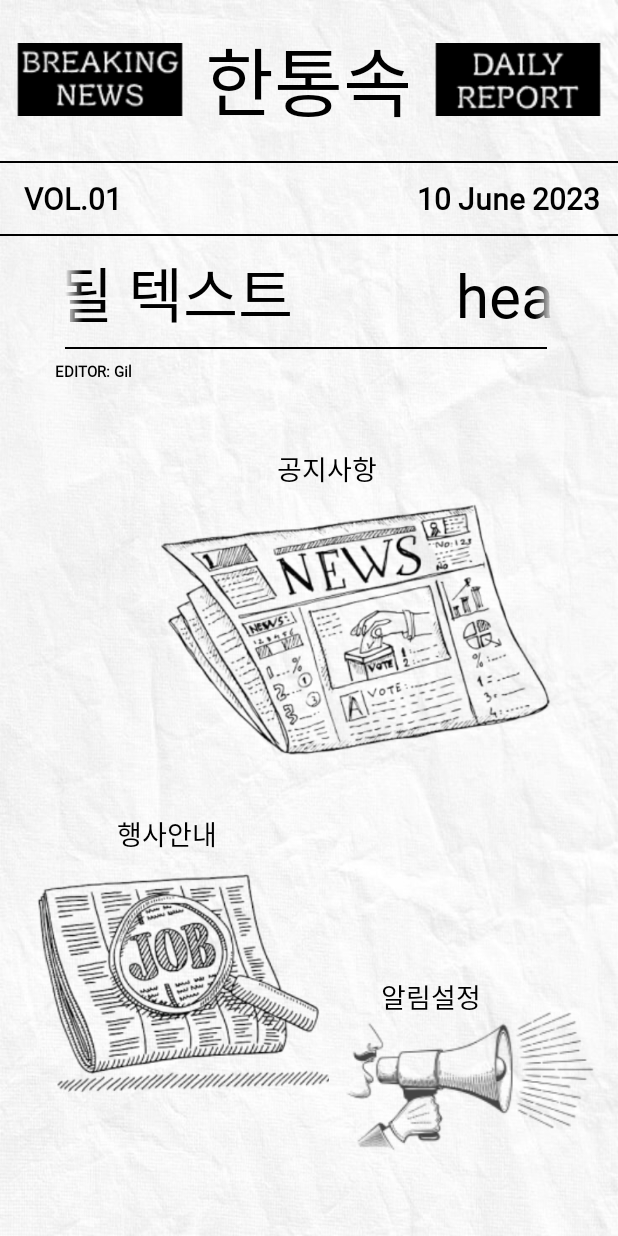
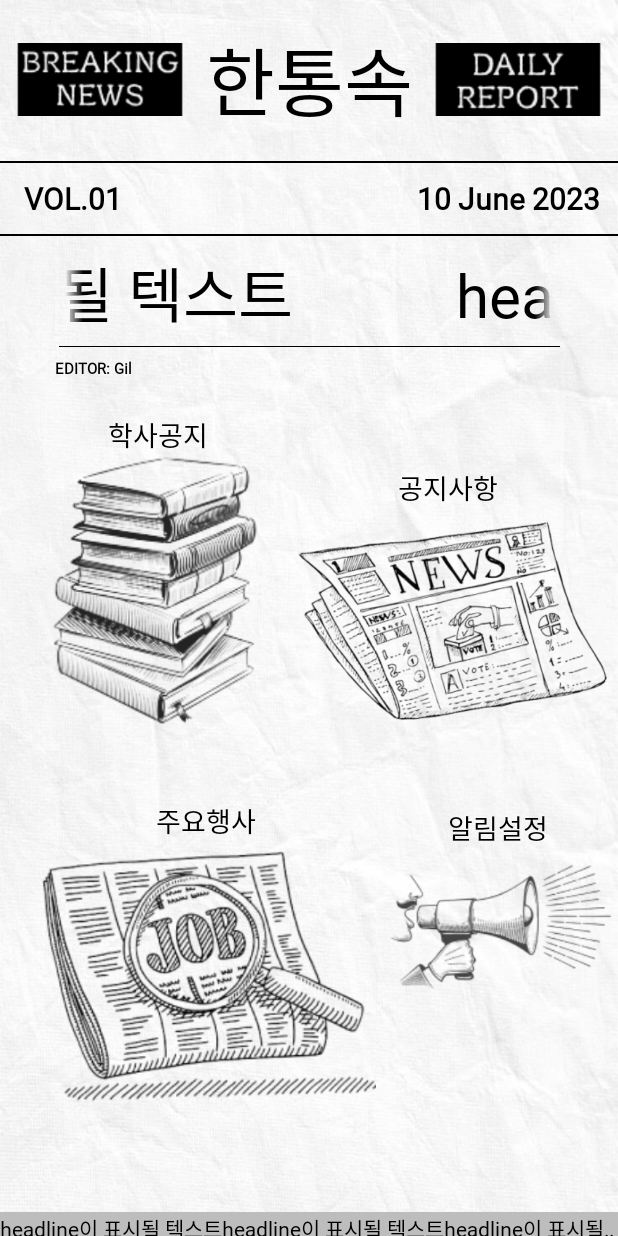
Before and after one commit to giljihun/HanTongSok, an Android app: the screen it shows after launch (MainActivity before the commit, MainPage after it), on a phone screen of 412 x 824 dp. Run offline under Robolectric (Android 15) with nearby library versions, the phone set to English and light mode, and no system bars.

Commit message:
**** 2023.06.10.(SAT). **** 레이아웃 99% feautre - 기본적 페이지 이동, 크롤링 구현중, 이미지 눌림 효과 추가.

```diff
--- a/app/build.gradle
+++ b/app/build.gradle
@@ -29,7 +29,9 @@ android {
 }
 
 dependencies {
-
+    implementation 'androidx.recyclerview:recyclerview:1.2.1'
+    implementation 'org.jetbrains.kotlinx:kotlinx-coroutines-android:1.5.1'
+    implementation 'org.jsoup:jsoup:1.14.3'
     implementation 'androidx.appcompat:appcompat:1.6.1'
     implementation 'com.google.android.material:material:1.9.0'
     implementation 'androidx.constraintlayout:constraintlayout:2.1.4'
--- a/app/src/main/java/com/example/hantongsok/MainActivity.java
+++ /dev/null
@@ -1,46 +0,0 @@
-package com.example.hantongsok;
-
-import androidx.appcompat.app.AppCompatActivity;
-
-import android.animation.Animator;
-import android.animation.AnimatorListenerAdapter;
-import android.animation.ObjectAnimator;
-import android.animation.ValueAnimator;
-import android.os.Bundle;
-import android.util.DisplayMetrics;
-import android.view.View;
-import android.view.animation.Animation;
-import android.view.animation.AnimationUtils;
-import android.view.animation.LinearInterpolator;
-import android.widget.ImageView;
-import android.widget.TextView;
-
-import org.w3c.dom.Text;
-
-import java.text.SimpleDateFormat;
-import java.util.Date;
-import java.util.Locale;
-
-public class MainActivity extends AppCompatActivity {
-
-    @Override
-    protected void onCreate(Bundle savedInstanceState) {
-        super.onCreate(savedInstanceState);
-        setContentView(R.layout.activity_main);
-
-        // 날짜 표시 기능
-        {
-            TextView textDate = findViewById(R.id.text_date);
-            SimpleDateFormat dateFormat = new SimpleDateFormat("d MMMM yyyy", Locale.getDefault());
-            String currentDate = dateFormat.format(new Date());
-            textDate.setText(currentDate);
-        }
-        // marquee
-        {
-            TextView headline = (TextView) findViewById(R.id.headline);
-            headline.setSelected(true);
-        }
-
-
-    }
-}
--- /dev/null
+++ b/app/src/main/java/com/example/hantongsok/MainPage.java
@@ -0,0 +1,156 @@
+package com.example.hantongsok;
+
+import androidx.appcompat.app.AppCompatActivity;
+
+import android.content.Intent;
+import android.graphics.Color;
+import android.graphics.PorterDuff;
+import android.os.Bundle;
+import android.os.Handler;
+import android.view.View;
+import android.view.animation.Animation;
+import android.view.animation.AnimationUtils;
+import android.widget.ImageView;
+import android.widget.TextView;
+
+import java.text.SimpleDateFormat;
+import java.util.Date;
+import java.util.Locale;
+
+public class MainPage extends AppCompatActivity {
+
+    @Override
+    protected void onCreate(Bundle savedInstanceState) {
+        super.onCreate(savedInstanceState);
+        setContentView(R.layout.activity_main);
+
+        // 날짜 표시 기능
+        {
+            TextView textDate = findViewById(R.id.text_date);
+            SimpleDateFormat dateFormat = new SimpleDateFormat("d MMMM yyyy", Locale.getDefault());
+            String currentDate = dateFormat.format(new Date());
+            textDate.setText(currentDate);
+        }
+        // marquee
+        {
+            TextView headline = (TextView) findViewById(R.id.headline);
+            headline.setSelected(true);
+
+            TextView under_headline = (TextView) findViewById(R.id.under_headline);
+            under_headline.setSelected(true);
+        }
+        // 이미지버튼으로 액티비티 이동
+        {
+            // 학사공지 버튼
+            {
+                ImageView imgHaksa = findViewById(R.id.img_haksa);
+                imgHaksa.setOnClickListener(new View.OnClickListener() {
+                    @Override
+                    public void onClick(View v) {
+                        // 눌러짐 효과
+                        {
+                            Animation anim = AnimationUtils.loadAnimation(getApplicationContext(), R.anim.button_scale_animation);
+                            imgHaksa.startAnimation(anim);
+
+                            int filterColor = Color.argb(200, 50, 50, 50); // 적당한 짙은 회색 색상 (알파, 빨강, 초록, 파랑)
+                            imgHaksa.setColorFilter(filterColor, PorterDuff.Mode.MULTIPLY);
+                            Handler handler = new Handler();
+                            handler.postDelayed(new Runnable() {
+                                @Override
+                                public void run() {
+                                    // 필터 제거
+                                    imgHaksa.clearColorFilter();
+                                }
+                            }, 500);
+                        }
+                        Intent intent = new Intent(MainPage.this, HaksaPage.class);
+                        startActivity(intent);
+                    }
+                });
+            }
+
+            // 공지사항 버튼
+            {
+                ImageView imgGongzi = findViewById(R.id.img_gongzi);
+                imgGongzi.setOnClickListener(new View.OnClickListener() {
+                    @Override
+                    public void onClick(View v) {
+                        // 눌러짐 효과
+                        {
+                            Animation anim = AnimationUtils.loadAnimation(getApplicationContext(), R.anim.button_scale_animation);
+                            imgGongzi.startAnimation(anim);
+                            int filterColor = Color.argb(200, 50, 50, 50); // 적당한 짙은 회색 색상 (알파, 빨강, 초록, 파랑)
+                            imgGongzi.setColorFilter(filterColor, PorterDuff.Mode.MULTIPLY);
+                            Handler handler = new Handler();
+                            handler.postDelayed(new Runnable() {
+                                @Override
+                                public void run() {
+                                    // 필터 제거
+                                    imgGongzi.clearColorFilter();
+                                }
+                            }, 500);
+                        }
+
+                        Intent intent = new Intent(MainPage.this, GongziPage.class);
+                        startActivity(intent);
+                    }
+                });
+            }
+
+            // 주요행사 버튼
+            {
+                ImageView imgHangsa = findViewById(R.id.img_hangsa);
+                imgHangsa.setOnClickListener(new View.OnClickListener() {
+                    @Override
+                    public void onClick(View v) {
+                        // 눌러짐 효과
+                        {
+                            Animation anim = AnimationUtils.loadAnimation(getApplicationContext(), R.anim.button_scale_animation);
+                            imgHangsa.startAnimation(anim);
+                            int filterColor = Color.argb(200, 50, 50, 50); // 적당한 짙은 회색 색상 (알파, 빨강, 초록, 파랑)
+                            imgHangsa.setColorFilter(filterColor, PorterDuff.Mode.MULTIPLY);
+                            Handler handler = new Handler();
+                            handler.postDelayed(new Runnable() {
+                                @Override
+                                public void run() {
+                                    // 필터 제거
+                                    imgHangsa.clearColorFilter();
+                                }
+                            }, 500);
+                        }
+
+                        Intent intent = new Intent(MainPage.this, HangsaPage.class);
+                        startActivity(intent);
+                    }
+                });
+            }
+
+            // 설정 버튼
+            {
+                ImageView imgSetting = findViewById(R.id.img_setting);
+                imgSetting.setOnClickListener(new View.OnClickListener() {
+                    @Override
+                    public void onClick(View v) {
+                        // 눌러짐 효과
+                        Animation anim = AnimationUtils.loadAnimation(getApplicationContext(), R.anim.button_scale_animation);
+                        imgSetting.startAnimation(anim);
+                        int filterColor = Color.argb(200, 50, 50, 50); // 적당한 짙은 회색 색상 (알파, 빨강, 초록, 파랑)
+                        imgSetting.setColorFilter(filterColor, PorterDuff.Mode.MULTIPLY);
+                        Handler handler = new Handler();
+                        handler.postDelayed(new Runnable() {
+                            @Override
+                            public void run() {
+                                // 필터 제거
+                                imgSetting.clearColorFilter();
+                            }
+                        }, 500);
+
+                        Intent intent = new Intent(MainPage.this, SettingPage.class);
+                        startActivity(intent);
+                    }
+                });
+            }
+        }
+
+    }
+}
--- a/app/src/main/res/layout/activity_main.xml
+++ b/app/src/main/res/layout/activity_main.xml
@@ -1,12 +1,12 @@
 <?xml version="1.0" encoding="utf-8"?>
-<androidx.constraintlayout.widget.ConstraintLayout xmlns:android="http://schemas.android.com/apk/res/android"
+<androidx.constraintlayout.widget.ConstraintLayout
+    xmlns:android="http://schemas.android.com/apk/res/android"
     xmlns:app="http://schemas.android.com/apk/res-auto"
     xmlns:tools="http://schemas.android.com/tools"
     android:layout_width="match_parent"
     android:layout_height="match_parent"
     android:background="@drawable/back_1"
-    tools:context=".MainActivity">
-
+    tools:context=".MainPage">
 
     <TextView
         android:id="@+id/title"
@@ -16,16 +16,15 @@
         android:fontFamily="@font/chosuncentennial_otf"
         android:text="한통속"
         android:textColor="@color/black"
-        android:textSize="50dp"
+        android:textSize="50sp"
         app:layout_constraintEnd_toStartOf="@+id/imageView5"
-        app:layout_constraintHorizontal_bias="0.475"
+        app:layout_constraintHorizontal_bias="0.5"
         app:layout_constraintStart_toEndOf="@+id/imageView4"
-        app:layout_constraintTop_toTopOf="parent"
-        app:layout_constraintBottom_toTopOf="@+id/line2"/>
+        app:layout_constraintTop_toTopOf="parent" />
 
     <ImageView
         android:id="@+id/line1"
-        android:layout_width="wrap_content"
+        android:layout_width="0dp"
         android:layout_height="wrap_content"
         android:layout_marginTop="10dp"
         app:layout_constraintEnd_toEndOf="parent"
@@ -35,14 +34,13 @@
 
     <ImageView
         android:id="@+id/line2"
-        android:layout_width="wrap_content"
+        android:layout_width="0dp"
         android:layout_height="wrap_content"
         android:layout_marginTop="17dp"
         app:layout_constraintEnd_toEndOf="parent"
         app:layout_constraintStart_toStartOf="parent"
         app:layout_constraintTop_toBottomOf="@+id/title"
         app:srcCompat="@drawable/line_1" />
-
 
     <TextView
         android:id="@+id/text_vol"
@@ -53,7 +51,7 @@
         android:fontFamily="@font/chosuncentennial_otf"
         android:text="VOL.01"
         android:textColor="@color/black"
-        android:textSize="20dp"
+        android:textSize="20sp"
         android:textStyle="bold"
         app:layout_constraintBottom_toTopOf="@+id/line1"
         app:layout_constraintStart_toStartOf="parent"
@@ -68,7 +66,7 @@
         android:fontFamily="@font/chosuncentennial_otf"
         android:text="4 June 2023"
         android:textColor="@color/black"
-        android:textSize="20dp"
+        android:textSize="20sp"
         android:textStyle="bold"
         app:layout_constraintBottom_toTopOf="@+id/line1"
         app:layout_constraintEnd_toEndOf="parent"
@@ -83,13 +81,13 @@
         android:ellipsize="marquee"
         android:focusable="true"
         android:focusableInTouchMode="true"
-        android:fontFamily="@font/chosuncentennial_otf"
+        android:fontFamily="@font/chosunnm"
         android:marqueeRepeatLimit="marquee_forever"
         android:scrollHorizontally="true"
         android:singleLine="true"
         android:text="headline이 표시될 텍스트"
         android:textColor="@color/black"
-        android:textSize="40dp"
+        android:textSize="40sp"
         app:layout_constraintEnd_toEndOf="parent"
         app:layout_constraintStart_toStartOf="parent"
         app:layout_constraintTop_toBottomOf="@+id/line1" />
@@ -102,7 +100,7 @@
         android:fontFamily="@font/chosuncentennial_otf"
         android:text="EDITOR: Gil"
         android:textColor="@color/black"
-        android:textSize="10dp"
+        android:textSize="10sp"
         android:textStyle="bold"
         app:layout_constraintEnd_toEndOf="parent"
         app:layout_constraintHorizontal_bias="0.101"
@@ -111,11 +109,11 @@
 
     <ImageView
         android:id="@+id/line3"
-        android:layout_width="321dp"
-        android:layout_height="9dp"
+        android:layout_width="334dp"
+        android:layout_height="7dp"
         app:layout_constraintBottom_toBottomOf="parent"
         app:layout_constraintEnd_toEndOf="parent"
-        app:layout_constraintHorizontal_bias="0.477"
+        app:layout_constraintHorizontal_bias="0.5"
         app:layout_constraintStart_toStartOf="parent"
         app:layout_constraintTop_toBottomOf="@+id/headline"
         app:layout_constraintVertical_bias="0.003"
@@ -142,83 +140,134 @@
         app:srcCompat="@drawable/dailyreport" />
 
     <ImageView
-        android:id="@+id/img_notice"
-        android:layout_width="178dp"
-        android:layout_height="134dp"
-        android:layout_marginTop="80dp"
+        android:id="@+id/img_gongzi"
+        android:layout_width="218dp"
+        android:layout_height="188dp"
         app:layout_constraintBottom_toBottomOf="parent"
         app:layout_constraintEnd_toEndOf="parent"
-        app:layout_constraintHorizontal_bias="0.952"
+        app:layout_constraintHorizontal_bias="1.0"
         app:layout_constraintStart_toStartOf="parent"
-        app:layout_constraintTop_toTopOf="@+id/img_hangsa"
-        app:layout_constraintVertical_bias="0.033"
+        app:layout_constraintTop_toTopOf="parent"
+        app:layout_constraintVertical_bias="0.511"
+        app:srcCompat="@drawable/gongzi" />
+
+    <ImageView
+        android:id="@+id/img_hangsa"
+        android:layout_width="228dp"
+        android:layout_height="202dp"
+        app:layout_constraintBottom_toBottomOf="parent"
+        app:layout_constraintEnd_toStartOf="@+id/img_setting"
+        app:layout_constraintHorizontal_bias="0.92"
+        app:layout_constraintStart_toStartOf="parent"
+        app:layout_constraintTop_toBottomOf="@+id/line3"
+        app:layout_constraintVertical_bias="0.807"
+        app:srcCompat="@drawable/hangsa" />
+
+    <ImageView
+        android:id="@+id/img_setting"
+        android:layout_width="159dp"
+        android:layout_height="126dp"
+        app:layout_constraintBottom_toBottomOf="parent"
+        app:layout_constraintEnd_toEndOf="parent"
+        app:layout_constraintHorizontal_bias="1.0"
+        app:layout_constraintStart_toStartOf="parent"
+        app:layout_constraintTop_toBottomOf="@+id/line3"
+        app:layout_constraintVertical_bias="0.685"
         app:srcCompat="@drawable/notice" />
+
+    <TextView
+        android:id="@+id/text_haksa"
+        android:layout_width="wrap_content"
+        android:layout_height="wrap_content"
+        android:layout_marginTop="4dp"
+        android:fontFamily="@font/chosuncentennial_otf"
+        android:text="학사공지"
+        android:textColor="@color/black"
+        android:textSize="18sp"
+        app:layout_constraintBottom_toTopOf="@+id/img_haksa"
+        app:layout_constraintEnd_toEndOf="@+id/img_haksa"
+        app:layout_constraintHorizontal_bias="0.517"
+        app:layout_constraintStart_toStartOf="@+id/img_haksa"
+        app:layout_constraintTop_toTopOf="@+id/img_haksa"
+        app:layout_constraintVertical_bias="0.555" />
+
+    <ImageView
+        android:id="@+id/img_haksa"
+        android:layout_width="178dp"
+        android:layout_height="207dp"
+        app:layout_constraintBottom_toBottomOf="parent"
+        app:layout_constraintEnd_toStartOf="@+id/img_gongzi"
+        app:layout_constraintHorizontal_bias="0.937"
+        app:layout_constraintStart_toStartOf="parent"
+        app:layout_constraintTop_toTopOf="parent"
+        app:layout_constraintVertical_bias="0.469"
+        app:srcCompat="@drawable/haksa" />
 
     <TextView
         android:id="@+id/text_notice"
         android:layout_width="wrap_content"
         android:layout_height="wrap_content"
+        android:layout_marginTop="4dp"
         android:fontFamily="@font/chosuncentennial_otf"
         android:text="알림설정"
         android:textColor="@color/black"
-        android:textSize="18dp"
-        app:layout_constraintEnd_toEndOf="parent"
-        app:layout_constraintHorizontal_bias="0.736"
-        app:layout_constraintStart_toStartOf="parent"
-        app:layout_constraintTop_toTopOf="@+id/img_notice" />
-
-    <ImageView
-        android:id="@+id/img_gongzi"
-        android:layout_width="303dp"
-        android:layout_height="199dp"
-        app:layout_constraintBottom_toTopOf="@+id/img_hangsa"
-        app:layout_constraintEnd_toEndOf="parent"
-        app:layout_constraintHorizontal_bias="0.796"
-        app:layout_constraintStart_toStartOf="parent"
-        app:layout_constraintTop_toBottomOf="@+id/editor"
-        app:layout_constraintVertical_bias="0.62"
-        app:srcCompat="@drawable/gongzi" />
-
-    <ImageView
-        android:id="@+id/img_hangsa"
-        android:layout_width="205dp"
-        android:layout_height="168dp"
-        android:layout_marginBottom="76dp"
-        app:layout_constraintBottom_toBottomOf="parent"
-        app:layout_constraintEnd_toStartOf="@+id/img_notice"
-        app:layout_constraintHorizontal_bias="1.0"
-        app:layout_constraintStart_toStartOf="parent"
-        app:layout_constraintTop_toBottomOf="@+id/editor"
-        app:layout_constraintVertical_bias="0.968"
-        app:srcCompat="@drawable/hangsa" />
+        android:textSize="18sp"
+        app:layout_constraintBottom_toTopOf="@+id/img_setting"
+        app:layout_constraintEnd_toEndOf="@+id/img_setting"
+        app:layout_constraintHorizontal_bias="0.494"
+        app:layout_constraintStart_toStartOf="@+id/img_setting"
+        app:layout_constraintTop_toTopOf="@+id/img_setting"
+        app:layout_constraintVertical_bias="0.592" />
 
     <TextView
         android:id="@+id/text_hangsa"
         android:layout_width="wrap_content"
         android:layout_height="wrap_content"
+        android:layout_marginTop="4dp"
         android:fontFamily="@font/chosuncentennial_otf"
-        android:text="행사안내"
+        android:text="주요행사"
         android:textColor="@color/black"
-        android:textSize="18dp"
+        android:textSize="18sp"
         app:layout_constraintBottom_toTopOf="@+id/img_hangsa"
-        app:layout_constraintEnd_toEndOf="parent"
-        app:layout_constraintHorizontal_bias="0.226"
-        app:layout_constraintStart_toStartOf="parent" />
+        app:layout_constraintEnd_toEndOf="@+id/img_hangsa"
+        app:layout_constraintHorizontal_bias="0.506"
+        app:layout_constraintStart_toStartOf="@+id/img_hangsa"
+        app:layout_constraintTop_toTopOf="@+id/img_hangsa"
+        app:layout_constraintVertical_bias="0.555" />
 
     <TextView
         android:id="@+id/text_gongzi"
         android:layout_width="wrap_content"
         android:layout_height="wrap_content"
+        android:layout_marginTop="4dp"
         android:fontFamily="@font/chosuncentennial_otf"
         android:text="공지사항"
         android:textColor="@color/black"
-        android:textSize="18dp"
+        android:textSize="18sp"
         app:layout_constraintBottom_toTopOf="@+id/img_gongzi"
+        app:layout_constraintEnd_toEndOf="@+id/img_gongzi"
+        app:layout_constraintHorizontal_bias="0.473"
+        app:layout_constraintStart_toStartOf="@+id/img_gongzi"
+        app:layout_constraintTop_toTopOf="@+id/img_gongzi"
+        app:layout_constraintVertical_bias="0.555" />
+
+    <TextView
+        android:id="@+id/under_headline"
+        android:layout_width="match_parent"
+        android:layout_height="16dp"
+        android:background="#BDBDBD"
+        android:ellipsize="marquee"
+        android:focusable="true"
+        android:focusableInTouchMode="true"
+        android:fontFamily="@font/chosunnm"
+        android:marqueeRepeatLimit="marquee_forever"
+        android:scrollHorizontally="true"
+        android:singleLine="true"
+        android:text="headline이 표시될 텍스트headline이 표시될 텍스트headline이 표시될 텍스트headline이 표시될 텍스트headline이 표시될 텍스트headline이 표시될 텍스트"
+        android:textColor="#000000"
+        app:layout_constraintBottom_toBottomOf="parent"
         app:layout_constraintEnd_toEndOf="parent"
-        app:layout_constraintHorizontal_bias="0.534"
-        app:layout_constraintStart_toStartOf="parent"
-        app:layout_constraintTop_toBottomOf="@+id/editor"
-        app:layout_constraintVertical_bias="1.0" />
+        app:layout_constraintStart_toStartOf="parent" />
 
 
 </androidx.constraintlayout.widget.ConstraintLayout>
```
Also changed, not shown: app/src/main/AndroidManifest.xml (+20 -1 lines), app/src/main/java/com/example/hantongsok/GongziPage.java (added, +15 -0 lines), app/src/main/java/com/example/hantongsok/HaksaPage.java (added, +76 -0 lines), app/src/main/java/com/example/hantongsok/HangsaPage.java (added, +15 -0 lines), app/src/main/java/com/example/hantongsok/NoticeAdapter.java (added, +47 -0 lines), app/src/main/java/com/example/hantongsok/NoticeItem.java (added, +20 -0 lines), app/src/main/java/com/example/hantongsok/SettingPage.java (added, +15 -0 lines), app/src/main/res/anim/button_scale_animation.xml (added, +22 -0 lines), app/src/main/res/layout/activity_gongzi.xml (added, +19 -0 lines), app/src/main/res/layout/activity_haksa.xml (added, +14 -0 lines), app/src/main/res/layout/activity_hangsa.xml (added, +19 -0 lines), app/src/main/res/layout/activity_setting.xml (added, +19 -0 lines), app/src/main/res/layout/notice_item.xml (added, +15 -0 lines), app/src/main/res/drawable/haksa.png (added).
